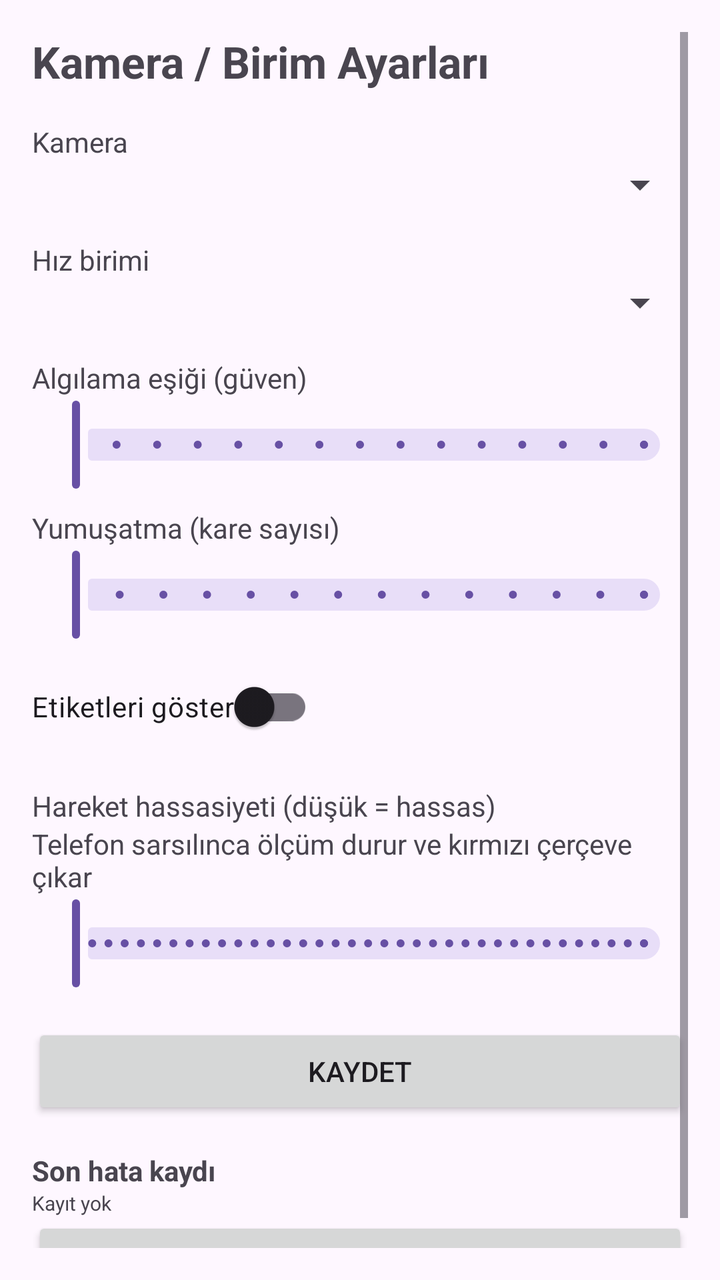
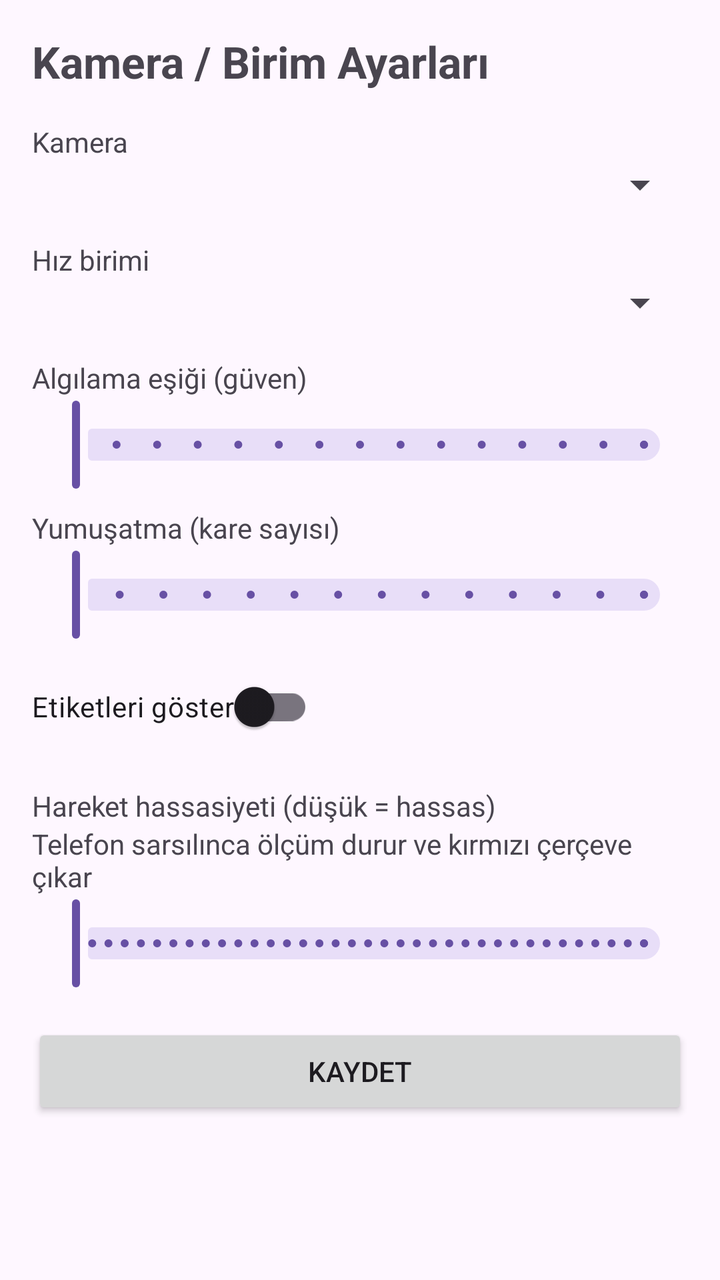

An Android layout rendered at two revisions. The XML below is the earlier revision; the diff shows what the commit changed to produce the second picture.
<!-- AndroidManifest.xml: application theme Theme.SpeedCam -->
<!-- res/layout/activity_settings.xml -->
<?xml version="1.0" encoding="utf-8"?>
<ScrollView xmlns:android="http://schemas.android.com/apk/res/android"
    android:layout_width="match_parent"
    android:layout_height="match_parent"
    android:padding="16dp">

    <LinearLayout
        android:layout_width="match_parent"
        android:layout_height="wrap_content"
        android:orientation="vertical">

        <TextView android:layout_width="wrap_content" android:layout_height="wrap_content"
            android:text="Kamera / Birim Ayarları" android:textSize="22sp" android:textStyle="bold" />

        <TextView android:layout_width="wrap_content" android:layout_height="wrap_content"
            android:layout_marginTop="16dp" android:text="Kamera" />
        <Spinner android:id="@+id/spCamera"
            android:layout_width="match_parent" android:layout_height="wrap_content" />

        <TextView android:layout_width="wrap_content" android:layout_height="wrap_content"
            android:layout_marginTop="16dp" android:text="Hız birimi" />
        <Spinner android:id="@+id/spUnit"
            android:layout_width="match_parent" android:layout_height="wrap_content" />

        <TextView android:layout_width="wrap_content" android:layout_height="wrap_content"
            android:layout_marginTop="16dp" android:text="Algılama eşiği (güven)" />
        <com.google.android.material.slider.Slider
            android:id="@+id/sliderConf"
            android:layout_width="match_parent" android:layout_height="wrap_content"
            android:valueFrom="0.2" android:valueTo="0.9" android:stepSize="0.05" />

        <TextView android:layout_width="wrap_content" android:layout_height="wrap_content"
            android:layout_marginTop="8dp" android:text="Yumuşatma (kare sayısı)" />
        <com.google.android.material.slider.Slider
            android:id="@+id/sliderSmooth"
            android:layout_width="match_parent" android:layout_height="wrap_content"
            android:valueFrom="2" android:valueTo="15" android:stepSize="1" />

        <com.google.android.material.switchmaterial.SwitchMaterial
            android:id="@+id/switchLabels"
            android:layout_width="wrap_content" android:layout_height="wrap_content"
            android:layout_marginTop="8dp" android:text="Etiketleri göster" />

        <TextView android:layout_width="wrap_content" android:layout_height="wrap_content"
            android:layout_marginTop="16dp" android:text="Hareket hassasiyeti (düşük = hassas)" />
        <TextView android:layout_width="wrap_content" android:layout_height="wrap_content"
            android:text="Telefon sarsılınca ölçüm durur ve kırmızı çerçeve çıkar" />
        <com.google.android.material.slider.Slider
            android:id="@+id/sliderMotion"
            android:layout_width="match_parent" android:layout_height="wrap_content"
            android:valueFrom="0.3" android:valueTo="5.0" android:stepSize="0.1" />

        <Button android:id="@+id/btnSaveSettings"
            android:layout_width="match_parent" android:layout_height="wrap_content"
            android:layout_marginTop="16dp" android:text="Kaydet" />

        <TextView android:layout_width="wrap_content" android:layout_height="wrap_content"
            android:layout_marginTop="16dp" android:text="Son hata kaydı" android:textStyle="bold" />
        <TextView android:id="@+id/tvCrash"
            android:layout_width="match_parent" android:layout_height="wrap_content"
            android:textSize="10sp" android:text="Kayıt yok" />
        <Button android:id="@+id/btnClearCrash"
            android:layout_width="match_parent" android:layout_height="wrap_content"
            android:text="Kaydı temizle" />
    </LinearLayout>
</ScrollView>
<!-- resources referenced by this layout -->
<resources>
  <style name="Theme.SpeedCam" parent="Theme.Material3.DayNight.NoActionBar" />
</resources>

<!-- the commit's change to res/layout/activity_settings.xml (unified diff, before → after) -->
@@ -48,19 +48,10 @@
         <com.google.android.material.slider.Slider
             android:id="@+id/sliderMotion"
             android:layout_width="match_parent" android:layout_height="wrap_content"
-            android:valueFrom="0.3" android:valueTo="5.0" android:stepSize="0.1" />
+            android:valueFrom="0.1" android:valueTo="3.0" android:stepSize="0.05" />
 
         <Button android:id="@+id/btnSaveSettings"
             android:layout_width="match_parent" android:layout_height="wrap_content"
             android:layout_marginTop="16dp" android:text="Kaydet" />
-
-        <TextView android:layout_width="wrap_content" android:layout_height="wrap_content"
-            android:layout_marginTop="16dp" android:text="Son hata kaydı" android:textStyle="bold" />
-        <TextView android:id="@+id/tvCrash"
-            android:layout_width="match_parent" android:layout_height="wrap_content"
-            android:textSize="10sp" android:text="Kayıt yok" />
-        <Button android:id="@+id/btnClearCrash"
-            android:layout_width="match_parent" android:layout_height="wrap_content"
-            android:text="Kaydı temizle" />
     </LinearLayout>
 </ScrollView>
